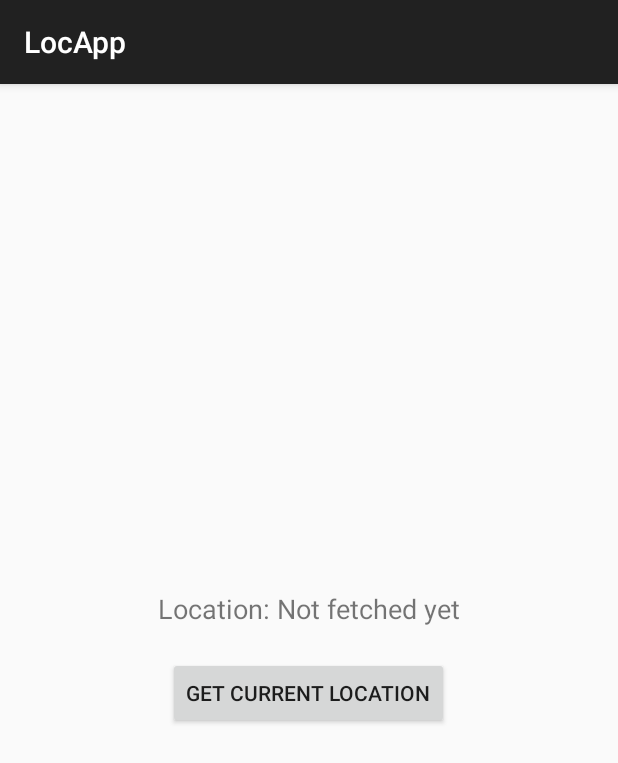
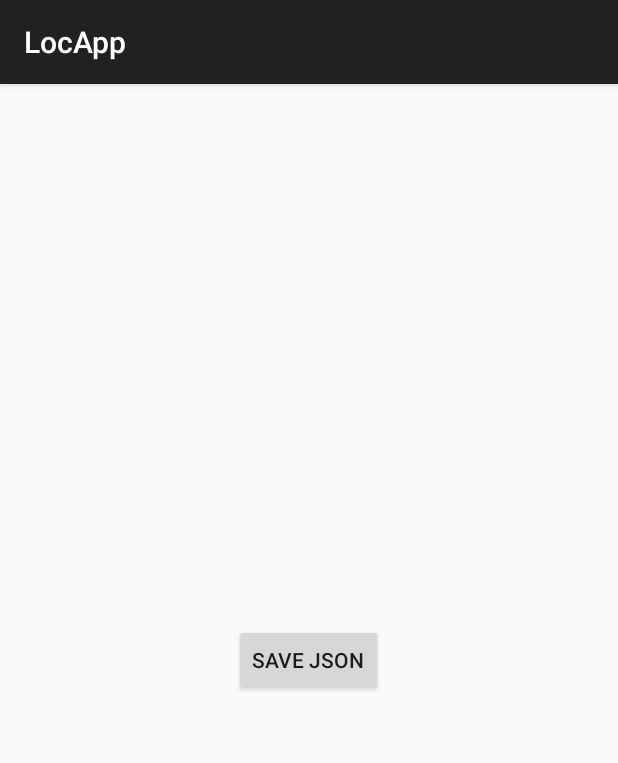
Before and after one commit to MSWSal/LocationKotlinApp, an Android app built with Jetpack Compose: the screen it shows after launch (MainActivity before the commit, StoreActivity after it), on a phone screen of 412 x 824 dp. Shown: the top 763 px of the screen. Run offline under Robolectric (Android 15) with nearby library versions, the phone set to English and light mode, and no system bars.

Commit message:
Added json store functionality

```diff
--- a/app/build.gradle.kts
+++ b/app/build.gradle.kts
@@ -68,4 +68,5 @@ dependencies {
     debugImplementation(libs.androidx.ui.tooling)
     debugImplementation(libs.androidx.ui.test.manifest)
     implementation("com.google.android.gms:play-services-location:21.3.0")
+    implementation (libs.json)
 }
--- a/app/src/main/AndroidManifest.xml
+++ b/app/src/main/AndroidManifest.xml
@@ -4,6 +4,10 @@
 
     <uses-permission android:name="android.permission.ACCESS_FINE_LOCATION" />
     <uses-permission android:name="android.permission.ACCESS_COARSE_LOCATION" />
+    <uses-permission android:name="android.permission.WRITE_EXTERNAL_STORAGE"
+        android:maxSdkVersion="32" />
+    <uses-permission android:name="android.permission.READ_EXTERNAL_STORAGE"
+        android:maxSdkVersion="32" />
 
     <application
         android:allowBackup="true"
@@ -16,7 +20,7 @@
         android:theme="@style/Theme.LocationApp"
         tools:targetApi="31">
         <activity
-            android:name=".MainActivity"
+            android:name=".StoreActivity"
             android:exported="true"
             android:label="@string/app_name"
             android:theme="@style/Theme.LocationApp">
--- a/app/src/main/java/com/example/locapp/MainActivity.kt
+++ b/app/src/main/java/com/example/locapp/MainActivity.kt
@@ -31,10 +31,11 @@ class MainActivity : AppCompatActivity() {
     private val LOCATION_PERMISSION_REQUEST_CODE = 1
 
     private val locations = listOf(
-        Pair(37.7749, -122.4194), // San Francisco
-        Pair(37.7833, -122.4167), // Nearby in SF
-        Pair(37.7950, -122.4020), // Another nearby point
-        Pair(38.0000, -122.0000)  // Farther away
+        Pair(6.902281, 79.8613898), // San Francisco
+        Pair(6.902283, -122.4167), // Nearby in SF
+        Pair(6.902281, 79.8613899), // Another nearby point
+        Pair(6.902280, 79.8613896) , // Farther away
+        Pair(6.902282, 79.8613895)
     )
 
     override fun onCreate(savedInstanceState: Bundle?) {
--- /dev/null
+++ b/app/src/main/java/com/example/locapp/StoreActivity.kt
@@ -0,0 +1,70 @@
+package com.example.locapp
+
+import android.content.pm.PackageManager
+import android.os.Bundle
+import android.os.Environment
+import android.widget.Button
+import android.widget.Toast
+import androidx.activity.result.contract.ActivityResultContracts
+import androidx.appcompat.app.AppCompatActivity
+import androidx.core.app.ActivityCompat
+import androidx.core.content.ContextCompat
+import org.json.JSONObject
+import java.io.File
+import java.io.FileWriter
+import java.io.OutputStreamWriter
+import java.text.SimpleDateFormat
+import java.util.Date
+
+class StoreActivity : AppCompatActivity() {
+
+    override fun onCreate(savedInstanceState: Bundle?) {
+        super.onCreate(savedInstanceState)
+        setContentView(R.layout.activity_main)
+
+        val saveButton = findViewById<Button>(R.id.saveButton)
+        saveButton.setOnClickListener {
+            // Launch the document creation dialog
+            val timestamp = SimpleDateFormat("yyyyMMdd_HHmmss").format(Date())
+            createDocument.launch("data_$timestamp.json")
+        }
+
+    }
+
+    private val createDocument = registerForActivityResult(ActivityResultContracts.CreateDocument("application/json")) { uri ->
+        uri?.let { documentUri ->
+            try {
+                // Create JSON object
+                val jsonObject = JSONObject().apply {
+                    put("id", 1)
+                    put("name", "Sample User")
+                    put("email", "user@example.com")
+                    put("timestamp", SimpleDateFormat("yyyy-MM-dd HH:mm:ss").format(Date()))
+                    put("details", JSONObject().apply {
+                        put("age", 25)
+                        put("city", "New York")
+                    })
+                }
+
+                // Write JSON to the selected location
+                contentResolver.openOutputStream(documentUri)?.use { outputStream ->
+                    OutputStreamWriter(outputStream).use { writer ->
+                        writer.write(jsonObject.toString(4)) // 4 is for pretty printing
+                        writer.flush()
+                    }
+                }
+
+                Toast.makeText(this, "JSON file saved successfully", Toast.LENGTH_LONG).show()
+
+            } catch (e: Exception) {
+                e.printStackTrace()
+                Toast.makeText(this, "Error: ${e.message}", Toast.LENGTH_LONG).show()
+            }
+        }
+    }
+
+
+
+
+
+}
--- /dev/null
+++ b/app/src/main/res/layout/activity_main.xml
@@ -0,0 +1,14 @@
+<?xml version="1.0" encoding="utf-8"?>
+<RelativeLayout xmlns:android="http://schemas.android.com/apk/res/android"
+    android:layout_width="match_parent"
+    android:layout_height="match_parent"
+    android:padding="16dp">
+
+    <Button
+        android:id="@+id/saveButton"
+        android:layout_width="wrap_content"
+        android:layout_height="wrap_content"
+        android:text="Save JSON"
+        android:layout_centerInParent="true"/>
+
+</RelativeLayout>
--- a/gradle/libs.versions.toml
+++ b/gradle/libs.versions.toml
@@ -1,5 +1,6 @@
 [versions]
 agp = "8.5.2"
+json = "20230227"
 kotlin = "1.9.0"
 coreKtx = "1.15.0"
 junit = "4.13.2"
@@ -12,6 +13,7 @@ appcompat = "1.7.0"
 
 [libraries]
 androidx-core-ktx = { group = "androidx.core", name = "core-ktx", version.ref = "coreKtx" }
+json = { module = "org.json:json", version.ref = "json" }
 junit = { group = "junit", name = "junit", version.ref = "junit" }
 androidx-junit = { group = "androidx.test.ext", name = "junit", version.ref = "junitVersion" }
 androidx-espresso-core = { group = "androidx.test.espresso", name = "espresso-core", version.ref = "espressoCore" }
```
